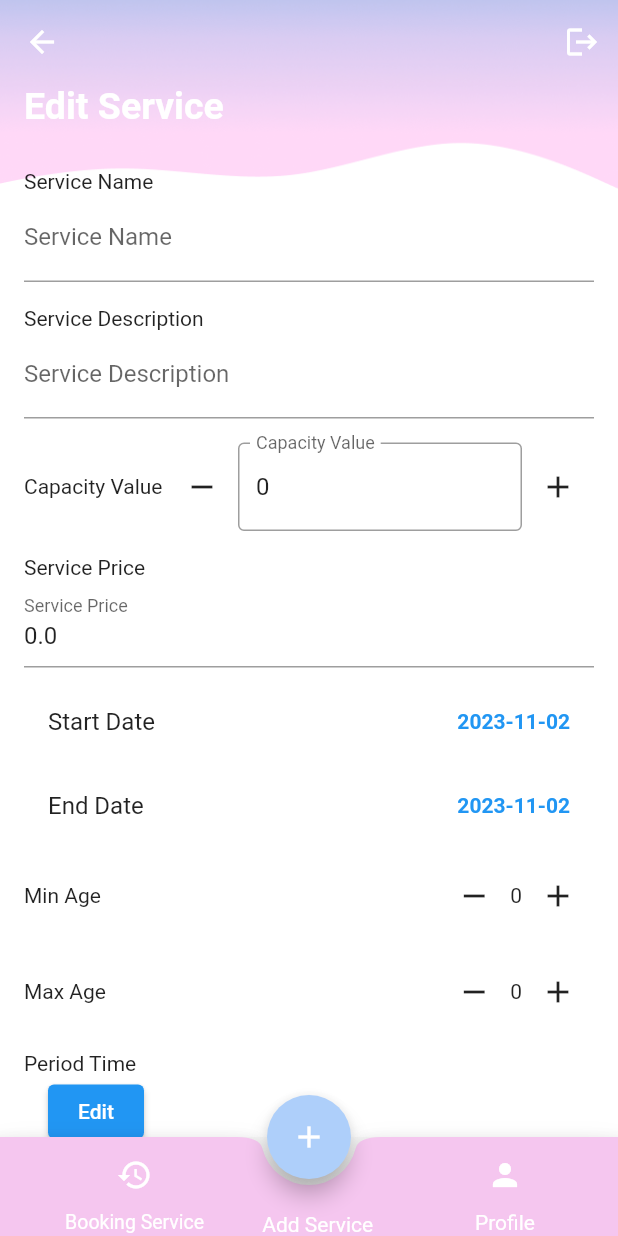
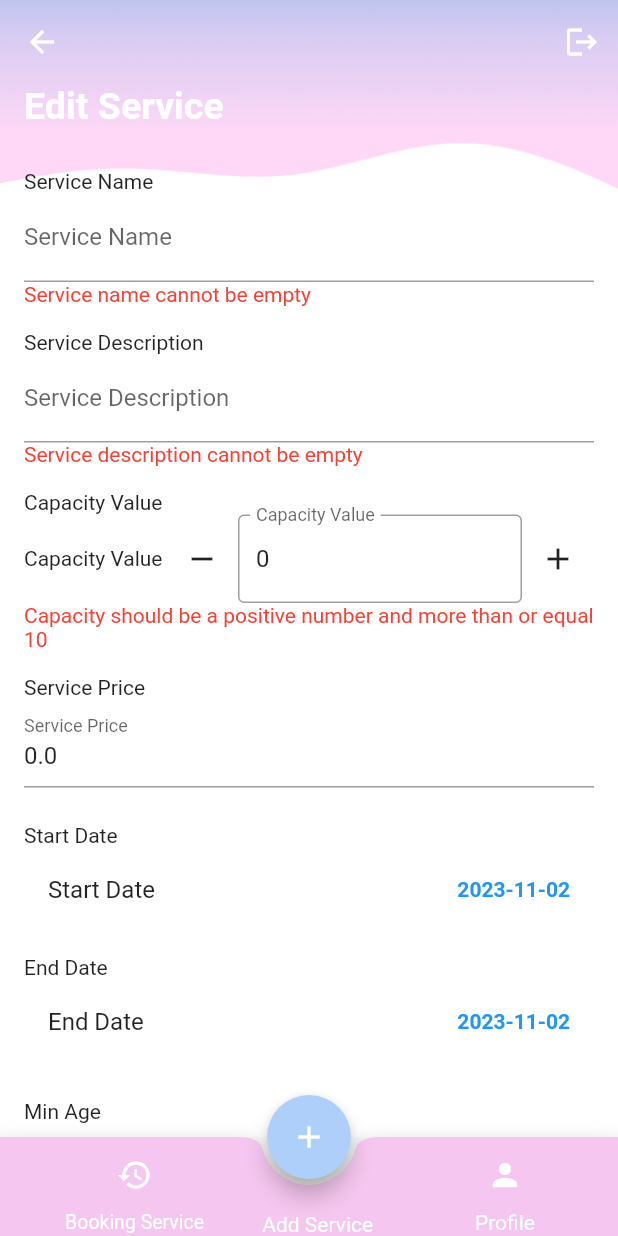
Before and after one commit to Joryalhassan/Baheej-Application, a Flutter app: the EditService screen opened directly with empty values, on a phone screen of 412 x 824 dp. Run offline on Flutter 3.47's test engine with Material 2 defaults, Android fonts, the phone set to English and light mode, and no system bars; our stand-ins replace cloud_firestore, firebase_auth, firebase_core; missing offline and left inert: firebase_core_platform_interface; accounts and stored records are empty.

Commit message:
edit service validation

```diff
--- a/baheej/lib/screens/EditService.dart
+++ b/baheej/lib/screens/EditService.dart
@@ -15,7 +15,7 @@ class EditService extends StatefulWidget {
 }
 
 class _EditServiceState extends State<EditService> {
-  final _formKey = GlobalKey<FormState>(); // Define _formKey here
+  GlobalKey<FormState> _formKey = GlobalKey<FormState>();
   TextEditingController _serviceNameController = TextEditingController();
   TextEditingController _serviceDescriptionController = TextEditingController();
   TextEditingController _capacityValueController = TextEditingController();
@@ -162,17 +162,21 @@ void navigateToSignInScreen() {
             _buildEditableField(
               label: 'Service Name',
               controller: _serviceNameController,
+              validator: validateServiceName,
             ),
             _buildEditableField(
               label: 'Service Description',
               controller: _serviceDescriptionController,
+              validator: validateServiceDescription, // Add validator
             ),
             _buildCapacityValueField(
               label: 'Capacity Value',
+              validator: validateCapacityValue, // Add validator
             ),
             _buildEditableField(
               label: 'Service Price',
               controller: _servicePriceController,
+              validator: validateServicePrice, // Add validator
             ),
             _buildDateTimePicker(
               label: 'Start Date',
@@ -182,6 +186,8 @@ void navigateToSignInScreen() {
                   _selectedStartDate = date;
                 });
               },
+              validator: (value) =>
+                          validateDate(_selectedStartDate, _selectedEndDate), // Add validator
             ),
             _buildDateTimePicker(
               label: 'End Date',
@@ -191,6 +197,8 @@ void navigateToSignInScreen() {
                   _selectedEndDate = date;
                 });
               },
+              validator: (value) =>
+                          validateDate(_selectedStartDate, _selectedEndDate), // Add validator
             ),
             _buildAgeSelector(
               label: 'Min Age',
@@ -207,6 +215,7 @@ void navigateToSignInScreen() {
                   }
                 });
               },
+              validator: (value) => validateMinAge(_minAge, _maxAge), // Add validator
             ),
             _buildAgeSelector(
               label: 'Max Age',
@@ -223,8 +232,11 @@ void navigateToSignInScreen() {
                   }
                 });
               },
+              validator: (value) => validateMinAge(_minAge, _maxAge), // Add validator
             ),
-             _buildTimeSlotField(),
+             _buildTimeSlotField(
+              validator: validateTimeSlot, // Add validator
+             ),
 
             Padding(
               padding: EdgeInsets.symmetric(vertical: 16.0),
@@ -337,10 +349,107 @@ void navigateToSignInScreen() {
   );
 
   }
+  String? validateServiceName(String? value) {
+  if (value == null || value.isEmpty) {
+    return 'Service name cannot be empty';
+  }
+  if (value.trim().isEmpty) {
+    return 'Service name cannot consist of only spaces';
+  }
+  if (value.length < 5 || value.length > 20) {
+    return 'Service name should be between 5 and 20 characters';
+  }
+  if (!RegExp(r'^[a-zA-Z0-9\s]*$').hasMatch(value)) {
+    return 'Service name should only contain letters, numbers, and spaces';
+  }
+  return null;
+}
+
+String? validateServiceDescription(String? value) {
+  if (value == null || value.isEmpty) {
+    return 'Service description cannot be empty';
+  }
+  if (value.trim().isEmpty) {
+    return 'Service description cannot consist of only spaces';
+  }
+  if (value.length < 5 || value.length > 225) {
+    return 'Service description should be between 5 and 225 characters';
+  }
+  if (!value.contains(RegExp(r'[a-zA-Z]'))) {
+    return 'Service description should contain at least one non-numeric character';
+  }
+  return null;
+}
+
+String? validateCapacityValue(String? value) {
+  if (value == null || value.isEmpty) {
+    return 'Capacity value cannot be empty';
+  }
+  int? intValue = int.tryParse(value);
+  if (intValue == null || intValue < 10) {
+    return 'Capacity should be a positive number and more than or equal 10';
+  }
+  if (intValue > 1000) {
+    return 'Capacity cannot exceed 1000';
+  }
+  return null;
+}
+
+String? validateServicePrice(String? value) {
+  if (value == null || value.isEmpty) {
+    return 'Service price cannot be empty';
+  }
+  double? doubleValue = double.tryParse(value);
+  if (doubleValue == null) {
+    return 'Only numbers are allowed for price';
+  }
+  if (doubleValue > 10000) {
+    return 'Maximum price limit exceeded (10000)';
+  }
+  if (doubleValue < 0) {
+    return 'Negative prices are not allowed';
+  }
+  return null;
+}
+
+String? validateDate(DateTime? startDate, DateTime? endDate) {
+  if (startDate == null) {
+    return 'Start date cannot be null';
+  }
+  if (endDate == null) {
+    return 'End date cannot be null';
+  }
+  if (endDate.isBefore(startDate)) {
+    return 'End date cannot be before the start date';
+  }
+  return null;
+}
+
+String? validateMinAge(int? minAge, int? maxAge) {
+  if (minAge == null) {
+    return 'Minimum age cannot be null';
+  }
+  if (maxAge == null) {
+    return 'Maximum age cannot be null';
+  }
+  if (minAge > maxAge) {
+    return 'Minimum age cannot be greater than maximum age';
+  }
+  return null;
+}
+
+String? validateTimeSlot(String? value) {
+  if (value == null || value.isEmpty) {
+    return 'Time slot cannot be null';
+  }
+  return null;
+}
+
 
  Widget _buildEditableField({
   required String label,
   required TextEditingController controller,
+  String? Function(String?)? validator, // Add "?" here
 }) {
   return Padding(
     padding: const EdgeInsets.symmetric(vertical: 8.0),
@@ -351,6 +460,13 @@ void navigateToSignInScreen() {
         TextFormField(
           decoration: InputDecoration(labelText: label),
           controller: controller,
+          validator: validator, // Keep the "?" here
+        ),
+        // Display error message if validation fails
+        if (validator != null)
+          Text(
+            validator(controller.text) ?? '', // Show the error message from the validator
+            style: TextStyle(color: Colors.red),
           ),
       ],
     ),
@@ -358,12 +474,20 @@ void navigateToSignInScreen() {
 }
 
 
+
+
+
   Widget _buildCapacityValueField({
   required String label,
+  String? Function(String?)? validator,
 }) {
   return Padding(
     padding: const EdgeInsets.symmetric(vertical: 8.0),
-      child: Row(
+    child: Column(
+      crossAxisAlignment: CrossAxisAlignment.start,
+      children: [
+        Text(label),
+        Row(
           children: [
             Expanded(
               child: Text(label),
@@ -386,6 +510,7 @@ void navigateToSignInScreen() {
                   border: OutlineInputBorder(),
                 ),
                 controller: _capacityValueController,
+                validator: validator,
                 keyboardType: TextInputType.number,
               ),
             ),
@@ -401,15 +526,28 @@ void navigateToSignInScreen() {
             ),
           ],
         ),
+        if (validator != null)
+          Text(
+            validator(_capacityValueController.text) ?? '',
+            style: TextStyle(color: Colors.red),
+          ),
+      ],
+    ),
   );
 }
+
 
   Widget _buildDateTimePicker({
   required String label,
   required DateTime? selectedDate,
   required Function(DateTime?) onDateChanged,
+  String? Function(String?)? validator,
 }) {
-    return ListTile(
+  return Column(
+    crossAxisAlignment: CrossAxisAlignment.start,
+    children: [
+      Text(label),
+      ListTile(
         title: Text(label),
         trailing: GestureDetector(
           onTap: () async {
@@ -433,6 +571,13 @@ void navigateToSignInScreen() {
             ),
           ),
         ),
+      ),
+      if (validator != null)
+        Text(
+          validator(selectedDate?.toIso8601String() ?? '') ?? '',
+          style: TextStyle(color: Colors.red),
+        ),
+    ],
   );
 }
 
@@ -441,10 +586,15 @@ void navigateToSignInScreen() {
   required int value,
   required Function() onIncrement,
   required Function() onDecrement,
+  String? Function(String?)? validator,
 }) {
   return Padding(
     padding: const EdgeInsets.symmetric(vertical: 8.0),
-      child: Row(
+    child: Column(
+      crossAxisAlignment: CrossAxisAlignment.start,
+      children: [
+        Text(label),
+        Row(
           children: [
             Expanded(
               child: Text(label),
@@ -460,9 +610,19 @@ void navigateToSignInScreen() {
             ),
           ],
         ),
+        if (validator != null)
+          Text(
+            validator(value.toString()) ?? '',
+            style: TextStyle(color: Colors.red),
+          ),
+      ],
+    ),
   );
 }
-  Widget _buildTimeSlotField() {
+
+  Widget _buildTimeSlotField({
+  String? Function(String?)? validator,
+}) {
   return Padding(
     padding: const EdgeInsets.symmetric(vertical: 8.0),
     child: Column(
@@ -482,6 +642,11 @@ void navigateToSignInScreen() {
               child: Text('Edit'),
             ),
           ],
+        ),
+        if (validator != null)
+          Text(
+            validator(_selectedTimeSlot) ?? '',
+            style: TextStyle(color: Colors.red),
           ),
         if (_isEditingTimeSlot)
           Row(
@@ -511,7 +676,9 @@ void navigateToSignInScreen() {
 }
 
 
+
   void _saveChangesToFirestore() {
+    if (_formKey.currentState!.validate()) {
     // Get updated values from controllers and selected dates
     final String updatedServiceName = _serviceNameController.text;
     final String updatedServiceDescription = _serviceDescriptionController.text;
@@ -564,11 +731,11 @@ void navigateToSignInScreen() {
 
       // Invoke the callback to update the service in HomeScreenCenter
       widget.onUpdateService(updatedService);
-    }).catchError((error) {
-      // Error
+    });}
+    else {
+    // The form is not valid; show a snackbar message.
     ScaffoldMessenger.of(context).showSnackBar(SnackBar(
-        content: Text('Error updating service: $error'),
-      ));
-    });
+      content: Text('Please correct the form errors.'),
+    ));}
   }
 }
```
Lines whose indentation alone changed are shown as unchanged.
